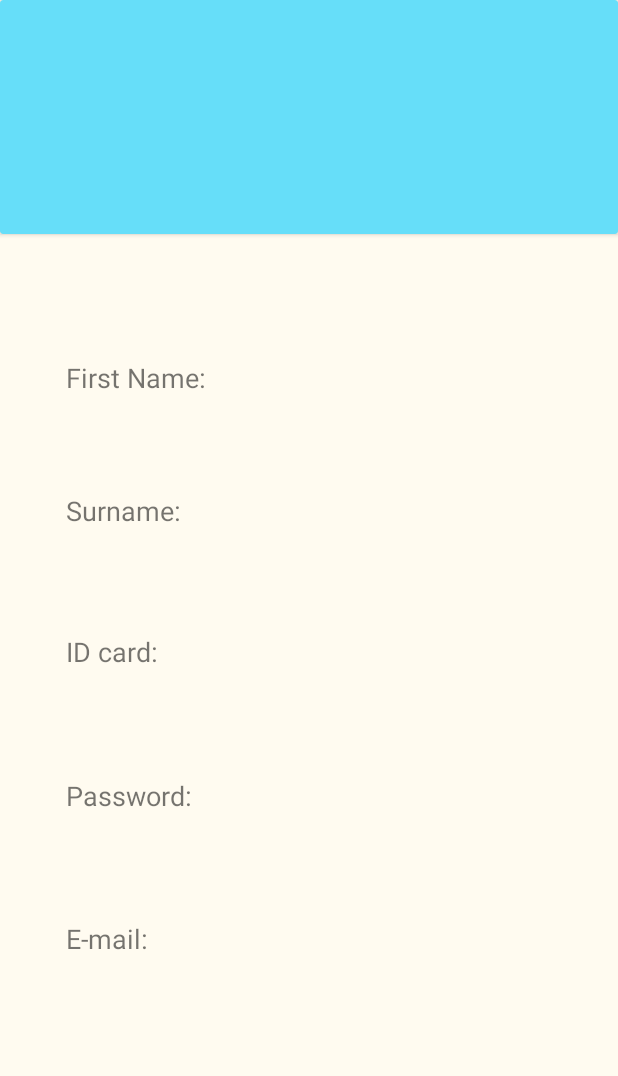
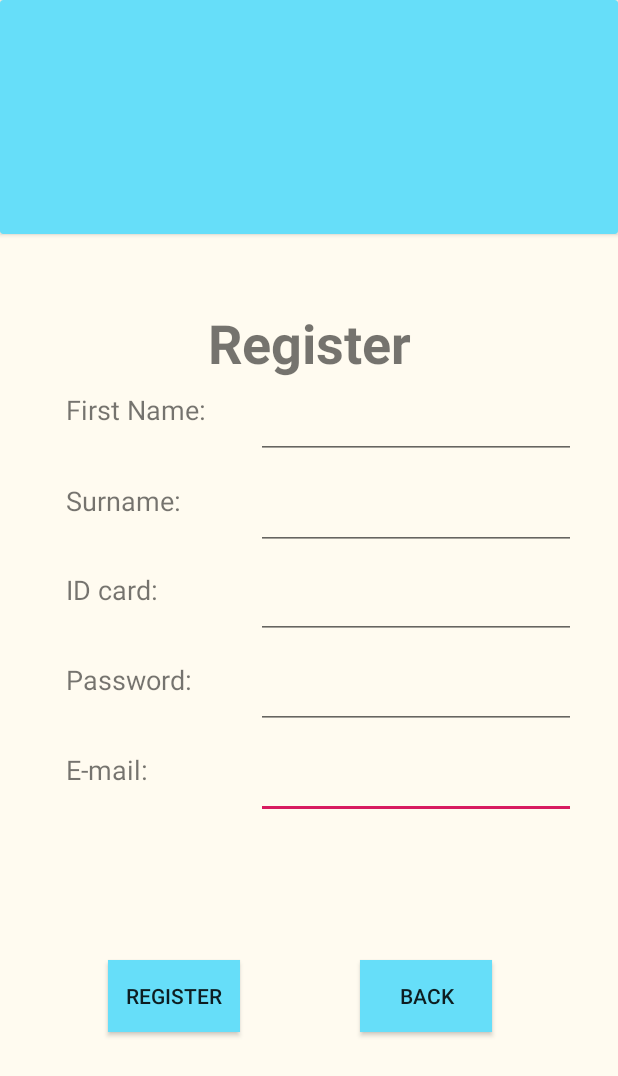
Before and after one commit to putthichai/iOPD, an Android app: the Register screen opened directly, with no data from a screen before it, on a phone screen of 412 x 824 dp. Shown: the top 1076 px of the screen. Run offline under Robolectric (Android 15) with nearby library versions, the phone set to English and light mode, and no system bars.

Commit message:
Register activity is completed.

```diff
--- a/app/src/main/java/com/example/iopd/LoadSessionActivity.java
+++ b/app/src/main/java/com/example/iopd/LoadSessionActivity.java
@@ -16,6 +16,7 @@ public class LoadSessionActivity extends AppCompatActivity {
 
         Intent intent = new Intent(LoadSessionActivity.this,LoginActivity.class);
         startActivity(intent);
+        finish();
 
 
        // Intent intent = new Intent(LoadSessionActivity.this,MainMenuActivity.class);
--- a/app/src/main/java/com/example/iopd/iOPD.java
+++ b/app/src/main/java/com/example/iopd/iOPD.java
@@ -5,4 +5,5 @@ public interface iOPD {
 
     public void processFinish(Integer output);
 
+
 }
--- a/app/src/main/res/layout/activity_register.xml
+++ b/app/src/main/res/layout/activity_register.xml
@@ -7,6 +7,20 @@
     android:background="@color/background_login"
     tools:context=".Register">
 
+    <TextView
+        android:id="@+id/textView15"
+        android:layout_width="wrap_content"
+        android:layout_height="wrap_content"
+        android:layout_marginStart="8dp"
+        android:layout_marginTop="48dp"
+        android:layout_marginEnd="8dp"
+        android:text="Register"
+        android:textSize="36sp"
+        android:textStyle="bold"
+        app:layout_constraintEnd_toEndOf="parent"
+        app:layout_constraintStart_toStartOf="parent"
+        app:layout_constraintTop_toBottomOf="@+id/topLayer" />
+
     <androidx.cardview.widget.CardView
         android:id="@+id/topLayer"
         android:layout_width="match_parent"
@@ -14,11 +28,6 @@
         app:cardBackgroundColor="@color/userLayout"
         app:layout_constraintTop_toTopOf="parent">
 
-        <androidx.constraintlayout.widget.ConstraintLayout
-            android:layout_width="match_parent"
-            android:layout_height="match_parent">
-
-        </androidx.constraintlayout.widget.ConstraintLayout>
     </androidx.cardview.widget.CardView>
 
     <TextView
@@ -26,73 +35,138 @@
         android:layout_width="wrap_content"
         android:layout_height="wrap_content"
         android:layout_marginStart="44dp"
-        android:layout_marginTop="76dp"
-        android:layout_marginBottom="29dp"
+        android:layout_marginTop="8dp"
         android:text="First Name: "
         android:textSize="18sp"
-        app:layout_constraintBottom_toTopOf="@+id/textView10"
         app:layout_constraintStart_toStartOf="parent"
-        app:layout_constraintTop_toBottomOf="@+id/topLayer" />
+        app:layout_constraintTop_toBottomOf="@+id/textView15" />
 
     <TextView
         android:id="@+id/textView9"
         android:layout_width="wrap_content"
-        android:layout_height="wrap_content"
-        android:layout_marginStart="44dp"
-        android:layout_marginTop="32dp"
-        android:layout_marginBottom="32dp"
+        android:layout_height="24dp"
+        android:layout_marginTop="36dp"
         android:text="Password: "
         android:textSize="18sp"
-        app:layout_constraintBottom_toTopOf="@+id/textView13"
-        app:layout_constraintStart_toStartOf="parent"
+        app:layout_constraintStart_toStartOf="@+id/textView11"
         app:layout_constraintTop_toBottomOf="@+id/textView11" />
 
     <TextView
         android:id="@+id/textView10"
         android:layout_width="wrap_content"
         android:layout_height="23dp"
-        android:layout_marginStart="44dp"
-        android:layout_marginTop="28dp"
-        android:layout_marginBottom="31dp"
+        android:layout_marginTop="36dp"
         android:text="Surname: "
         android:textSize="18sp"
-        app:layout_constraintBottom_toTopOf="@+id/textView11"
-        app:layout_constraintStart_toStartOf="parent"
+        app:layout_constraintStart_toStartOf="@+id/textView7"
         app:layout_constraintTop_toBottomOf="@+id/textView7" />
 
     <TextView
         android:id="@+id/textView11"
         android:layout_width="wrap_content"
-        android:layout_height="wrap_content"
-        android:layout_marginStart="44dp"
-        android:layout_marginTop="32dp"
-        android:layout_marginBottom="32dp"
+        android:layout_height="24dp"
+        android:layout_marginTop="36dp"
         android:text="ID card: "
         android:textSize="18sp"
-        app:layout_constraintBottom_toTopOf="@+id/textView9"
-        app:layout_constraintStart_toStartOf="parent"
+        app:layout_constraintStart_toStartOf="@+id/textView10"
         app:layout_constraintTop_toBottomOf="@+id/textView10" />
 
     <TextView
         android:id="@+id/textView13"
         android:layout_width="wrap_content"
         android:layout_height="21dp"
-        android:layout_marginStart="44dp"
-        android:layout_marginTop="32dp"
-        android:layout_marginBottom="182dp"
+        android:layout_marginTop="36dp"
         android:text="E-mail: "
         android:textSize="18sp"
-        app:layout_constraintBottom_toBottomOf="parent"
-        app:layout_constraintStart_toStartOf="parent"
+        app:layout_constraintStart_toStartOf="@+id/textView9"
         app:layout_constraintTop_toBottomOf="@+id/textView9" />
 
     <EditText
-        android:id="@+id/editText3"
+        android:id="@+id/RegisterEmail"
         android:layout_width="wrap_content"
         android:layout_height="wrap_content"
+        android:layout_marginEnd="8dp"
         android:ems="10"
         android:inputType="textEmailAddress"
-        tools:layout_editor_absoluteX="109dp"
-        tools:layout_editor_absoluteY="520dp" />
+        app:layout_constraintEnd_toEndOf="parent"
+        app:layout_constraintHorizontal_bias="0.0"
+        app:layout_constraintStart_toStartOf="@+id/RegisterPassword"
+        app:layout_constraintTop_toTopOf="@+id/textView13" />
+
+    <EditText
+        android:id="@+id/RegisteerName"
+        android:layout_width="wrap_content"
+        android:layout_height="wrap_content"
+        android:layout_marginStart="8dp"
+        android:layout_marginEnd="8dp"
+        android:ems="10"
+        android:inputType="textPersonName"
+        app:layout_constraintEnd_toEndOf="parent"
+        app:layout_constraintStart_toEndOf="@+id/textView7"
+        app:layout_constraintTop_toTopOf="@+id/textView7" />
+
+    <EditText
+        android:id="@+id/RegisterSurname"
+        android:layout_width="wrap_content"
+        android:layout_height="wrap_content"
+        android:layout_marginEnd="8dp"
+        android:ems="10"
+        android:inputType="textPersonName"
+        app:layout_constraintEnd_toEndOf="parent"
+        app:layout_constraintHorizontal_bias="0.0"
+        app:layout_constraintStart_toStartOf="@+id/RegisteerName"
+        app:layout_constraintTop_toTopOf="@+id/textView10" />
+
+    <EditText
+        android:id="@+id/RegisterUsername"
+        android:layout_width="wrap_content"
+        android:layout_height="wrap_content"
+        android:layout_marginEnd="8dp"
+        android:ems="10"
+        android:inputType="textPersonName"
+        app:layout_constraintEnd_toEndOf="parent"
+        app:layout_constraintHorizontal_bias="0.0"
+        app:layout_constraintStart_toStartOf="@+id/RegisterSurname"
+        app:layout_constraintTop_toTopOf="@+id/textView11" />
+
+    <EditText
+        android:id="@+id/RegisterPassword"
+        android:layout_width="wrap_content"
+        android:layout_height="wrap_content"
+        android:layout_marginEnd="8dp"
+        android:ems="10"
+        android:inputType="textPassword"
+        app:layout_constraintEnd_toEndOf="parent"
+        app:layout_constraintHorizontal_bias="0.0"
+        app:layout_constraintStart_toStartOf="@+id/RegisterUsername"
+        app:layout_constraintTop_toTopOf="@+id/textView9" />
+
+    <Button
+        android:id="@+id/RegisterBTRe"
+        android:layout_width="wrap_content"
+        android:layout_height="wrap_content"
+        android:layout_marginTop="8dp"
+        android:layout_marginEnd="80dp"
+        android:layout_marginBottom="8dp"
+        android:background="@color/userLayout"
+        android:text="Register"
+        android:textAlignment="center"
+        app:layout_constraintBottom_toBottomOf="parent"
+        app:layout_constraintEnd_toStartOf="@+id/RegisterBTbtl"
+        app:layout_constraintTop_toBottomOf="@+id/RegisterEmail"
+        app:layout_constraintVertical_bias="0.401" />
+
+    <Button
+        android:id="@+id/RegisterBTbtl"
+        android:layout_width="wrap_content"
+        android:layout_height="wrap_content"
+        android:layout_marginEnd="84dp"
+        android:background="@color/userLayout"
+        android:text="Back"
+        android:textAlignment="center"
+        app:layout_constraintBottom_toBottomOf="@+id/RegisterBTRe"
+        app:layout_constraintEnd_toEndOf="parent"
+        app:layout_constraintTop_toTopOf="@+id/RegisterBTRe"
+        app:layout_constraintVertical_bias="0.0" />
 
 </android.support.constraint.ConstraintLayout>
--- a/app/src/main/res/values/strings.xml
+++ b/app/src/main/res/values/strings.xml
@@ -13,11 +13,12 @@
     <string name="prompt_password">Password (optional)</string>
     <string name="action_sign_in">Sign in or register</string>
     <string name="action_sign_in_short">Sign in</string>
-    <string name="error_invalid_email">This email address is invalid</string>
+    <string name="error_invalid_username">This Id card is incorrect</string>
     <string name="error_invalid_password">This password is too short</string>
     <string name="error_incorrect_password">This password is incorrect</string>
     <string name="error_field_required">This field is required</string>
     <string name="permission_rationale">"Contacts permissions are needed for providing email
         completions."
     </string>
+    <string name="error_incorrect_email">This email is incorrect</string>
 </resources>
```
Also changed, not shown: app/src/main/java/com/example/iopd/LoginActivity.java (+14 -2 lines), app/src/main/java/com/example/iopd/Register.java (+143 -1 lines), app/src/main/java/com/example/iopd/RegisterApi.java (added, +112 -0 lines).
